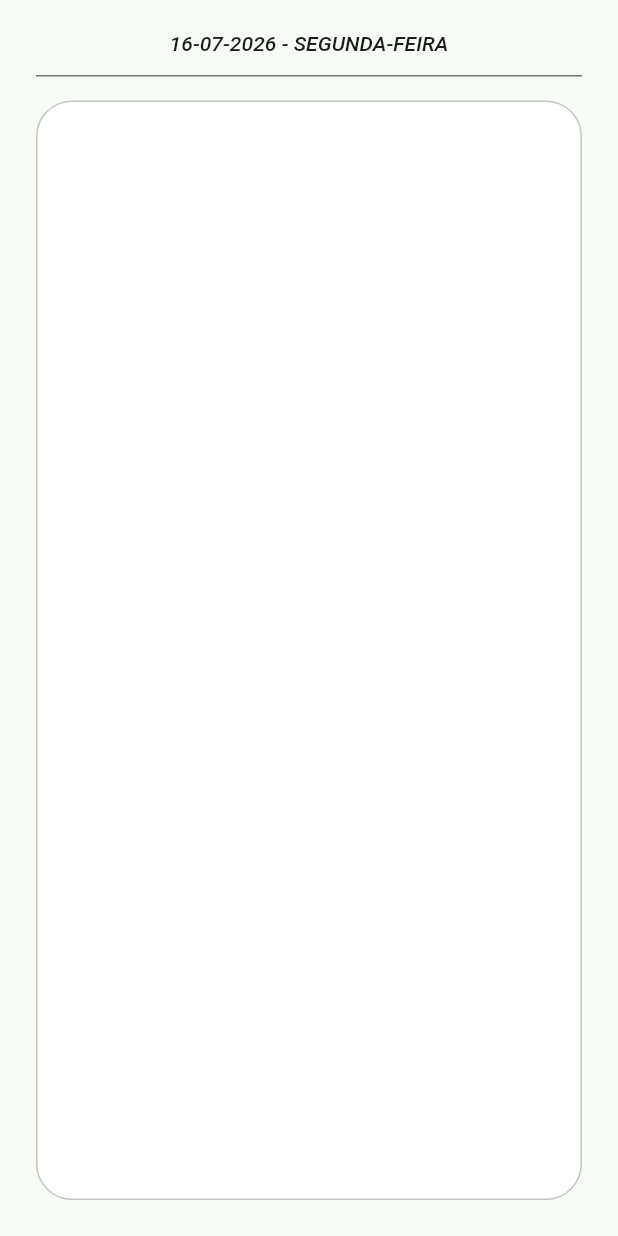
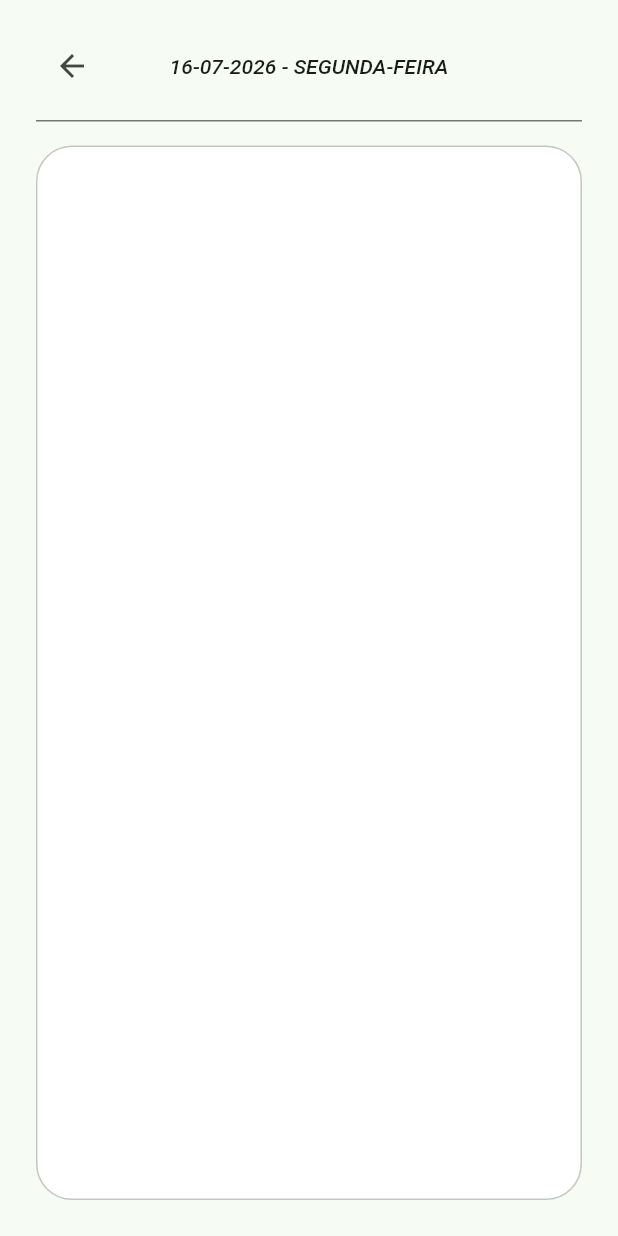
Before and after one commit to cleidson-machado/ride-driver-clean, a Flutter app: the FinancialHistoryView screen opened directly, on a phone screen of 412 x 824 dp. Run offline on Flutter 3.47's test engine with Material 3 defaults, Android fonts, the phone set to English and light mode, and no system bars; our stand-ins replace dio, floor, sqflite; accounts and stored records are empty.

Commit message:
Fix: Clean Desing Stage 002

```diff
--- a/lib/features/financial_history/financial_history_view.dart
+++ b/lib/features/financial_history/financial_history_view.dart
@@ -24,6 +24,19 @@ class _FinancialHistoryViewState extends State<FinancialHistoryView> {
 					child: Column(
 						crossAxisAlignment: CrossAxisAlignment.stretch,
 						children: [
+							SizedBox(
+								height: 48,
+								child: Stack(
+									alignment: Alignment.center,
+									children: [
+										Align(
+											alignment: Alignment.centerLeft,
+											child: IconButton(
+												tooltip: 'Voltar',
+												onPressed: () => Navigator.of(context).maybePop(),
+												icon: const BackButtonIcon(),
+											),
+										),
 										Text(
 											_mockDate,
 											textAlign: TextAlign.center,
@@ -32,6 +45,9 @@ class _FinancialHistoryViewState extends State<FinancialHistoryView> {
 												fontWeight: FontWeight.w500,
 												fontSize: 14,
 												color: colorScheme.onSurface,
+											),
+										),
+									],
 								),
 							),
 							const SizedBox(height: 12),
```
Lines whose indentation alone changed are shown as unchanged.
